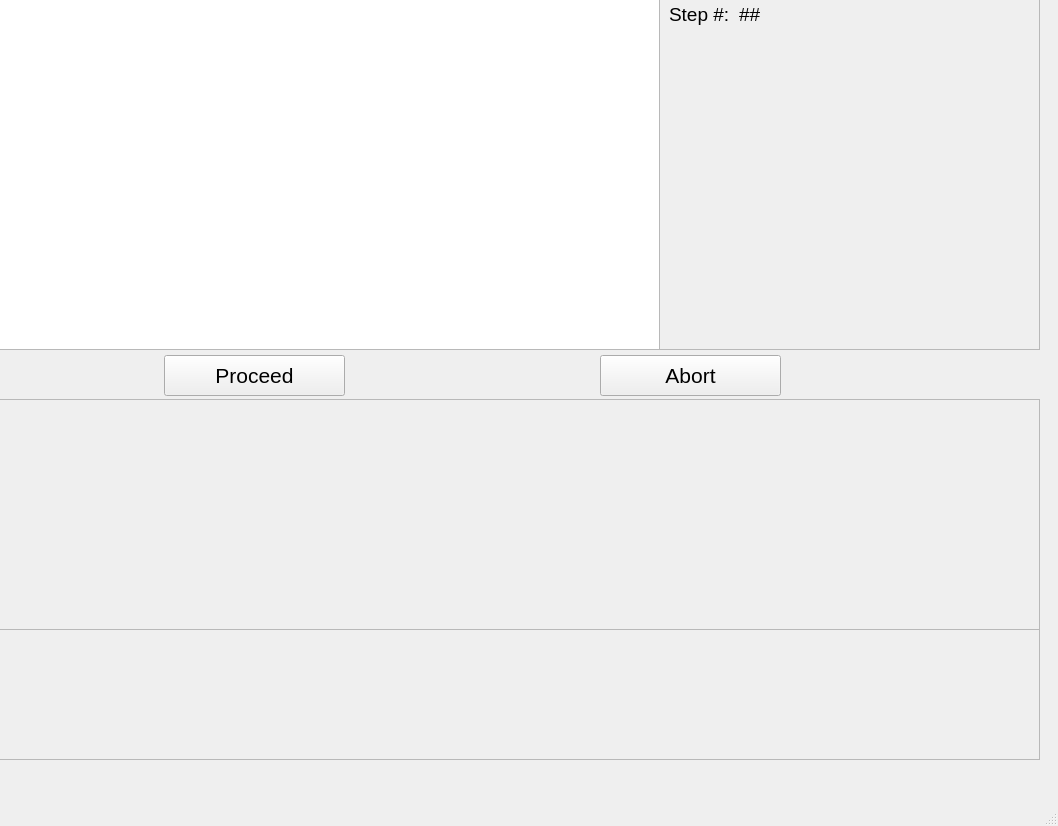
Above: Interfaces/Base_Process_Window.ui from afylab/Tip-Deposition before the change. Below: the same form after it.
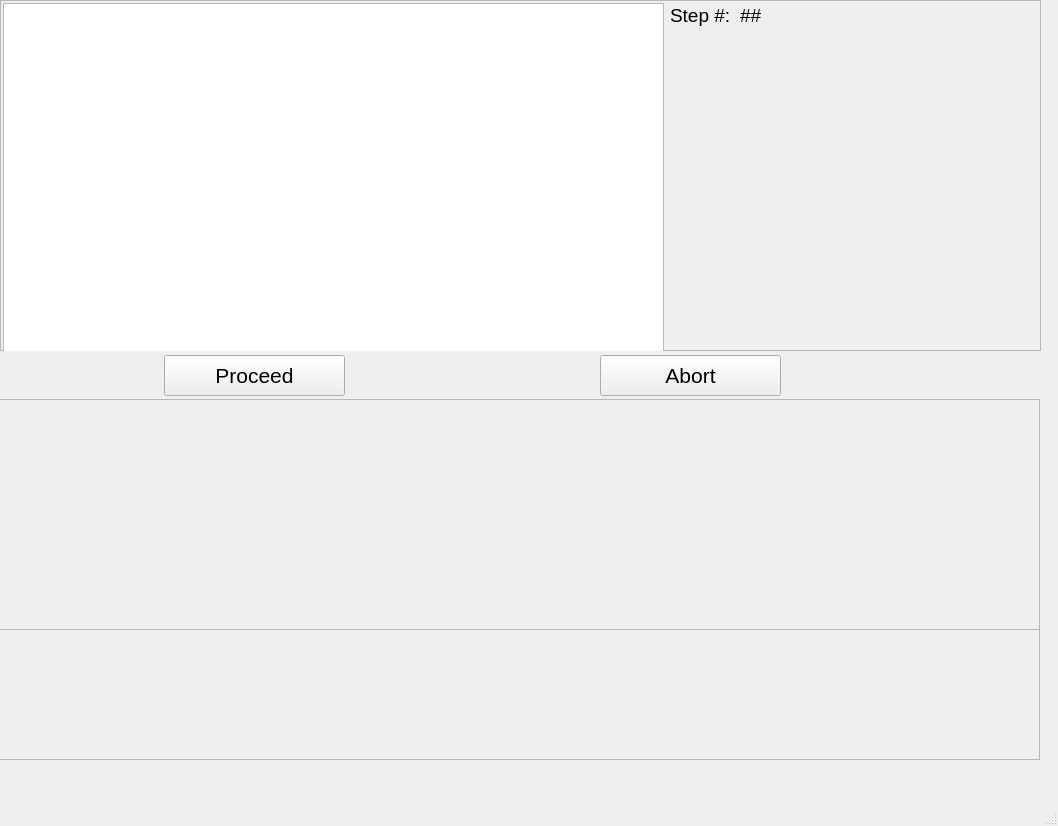
That is the form after the change.

Diff of the .ui file:
```diff
--- a/Interfaces/Base_Process_Window.ui
+++ b/Interfaces/Base_Process_Window.ui
@@ -17,8 +17,8 @@
    <widget class="QFrame" name="instructionsFrame">
     <property name="geometry">
      <rect>
-      <x>-1</x>
-      <y>-1</y>
+      <x>0</x>
+      <y>0</y>
       <width>1041</width>
       <height>351</height>
      </rect>
@@ -68,8 +68,8 @@
     <widget class="QTextEdit" name="insDisplay">
      <property name="geometry">
       <rect>
-       <x>0</x>
-       <y>0</y>
+       <x>3</x>
+       <y>3</y>
        <width>661</width>
        <height>351</height>
       </rect>
```
